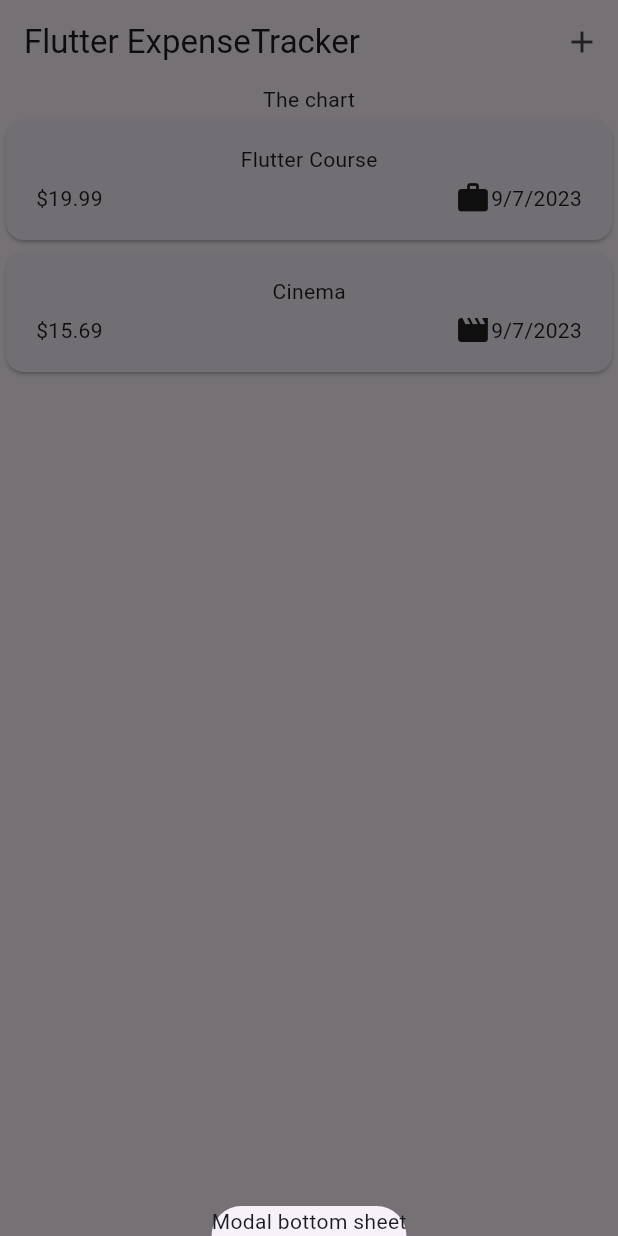
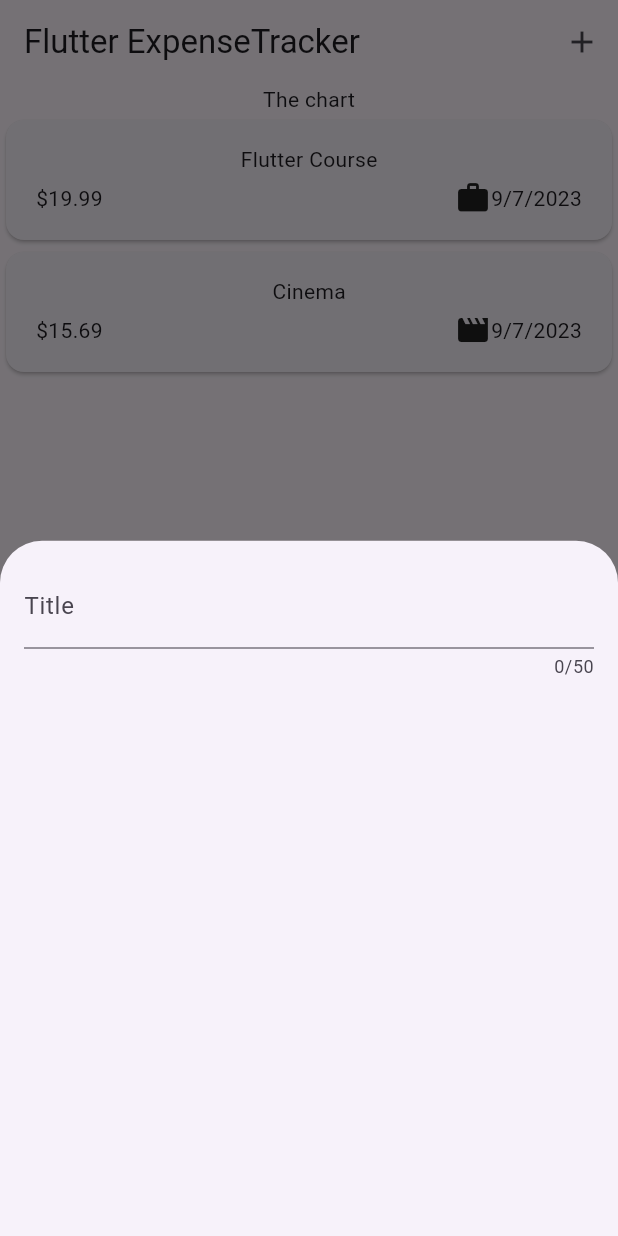
Before and after one commit to PandeyRajnish/expense_tracker, a Flutter app: the screen it shows after launch, after a tap on the "add" icon, on a phone screen of 412 x 824 dp. Run offline on Flutter 3.47's test engine with Material 2 defaults, Android fonts, the phone set to English and light mode, and no system bars.

Commit message:
Handle User(Text) Input with the TextField Widget

```diff
--- a/lib/widget/expenses.dart
+++ b/lib/widget/expenses.dart
@@ -1,4 +1,5 @@
 import 'package:expense_tracker/widget/expenses_list/expenses_list.dart';
+import 'package:expense_tracker/widget/new_expense.dart';
 import 'package:flutter/material.dart';
 
 import 'package:expense_tracker/models/expense.dart';
@@ -31,7 +32,7 @@ class _ExpensesState extends State<Expenses> {
   void _openAddExpenseOverlay() {
     showModalBottomSheet(
       context: context,
-      builder: (ctx) => const Text('Modal bottom sheet'),
+      builder: (ctx) => const NewExpense(),
     );
   }
 
--- /dev/null
+++ b/lib/widget/new_expense.dart
@@ -0,0 +1,29 @@
+import 'package:flutter/material.dart';
+
+class NewExpense extends StatefulWidget {
+  const NewExpense({super.key});
+
+  @override
+  State<NewExpense> createState() {
+    return _NewExpense();
+  }
+}
+
+class _NewExpense extends State<NewExpense> {
+  @override
+  Widget build(BuildContext context) {
+    return const Padding(
+      padding: EdgeInsets.all(16),
+      child: Column(
+        children: [
+          TextField(
+            maxLength: 50,
+            decoration: InputDecoration(
+              label: Text('Title')
+            ),
+          ),
+        ],
+      ),
+    );
+  }
+}
```
